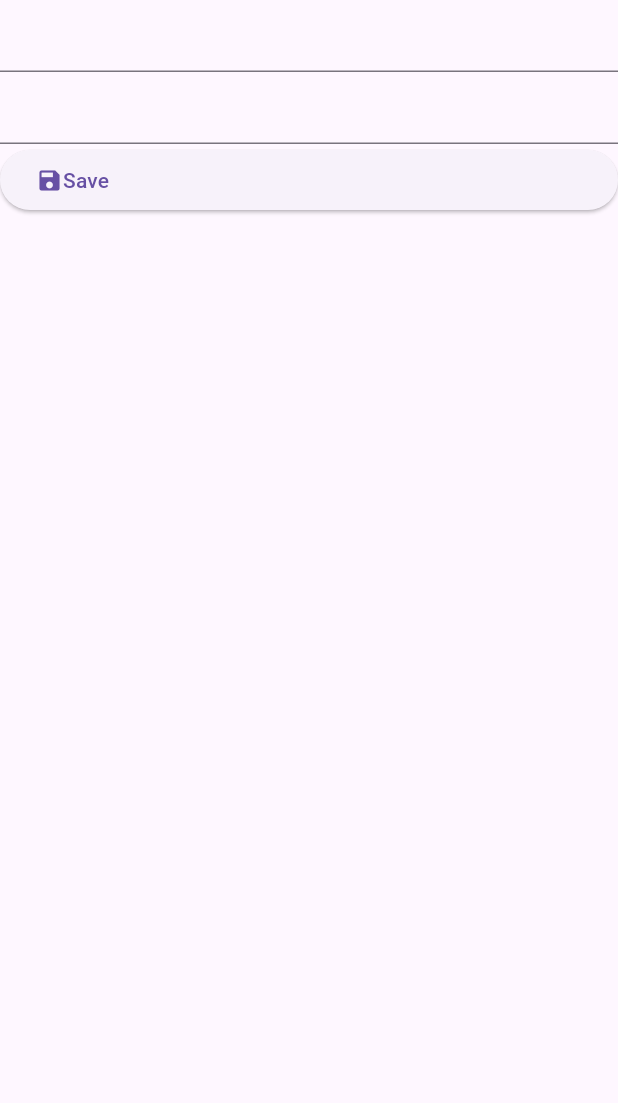
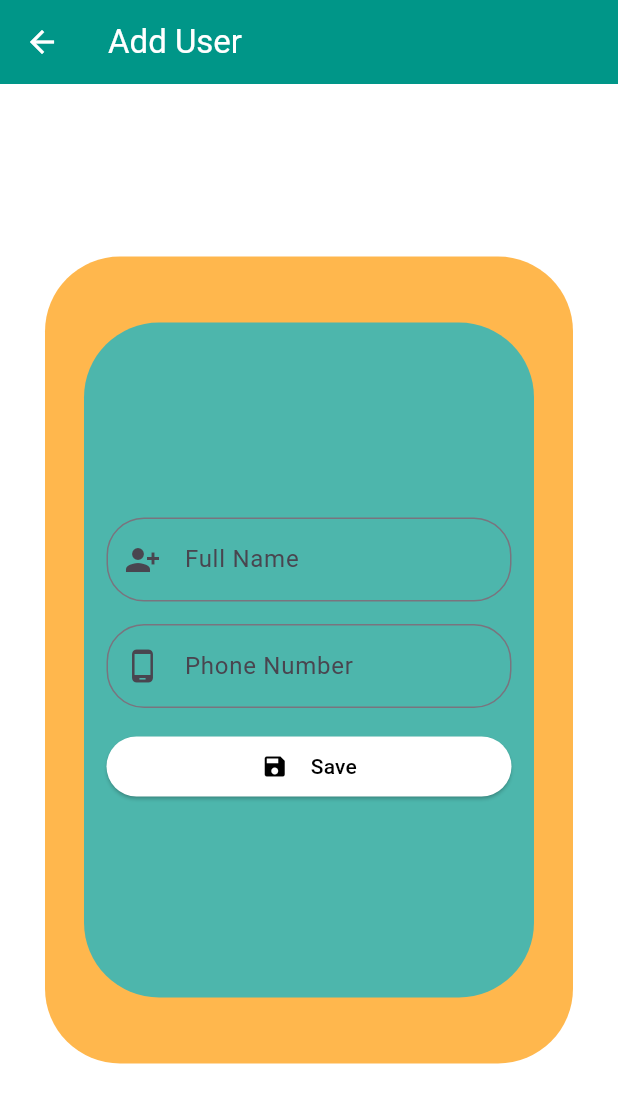
Before and after one commit to yousefi2002/Store_Management_System, a Flutter app: the screen it shows after launch, in the side drawer, after a tap on "Users", on a phone screen of 412 x 824 dp. Shown: the top 1103 px of the screen. Run offline on Flutter 3.47's test engine with Material 3 defaults, Android fonts, the phone set to English and light mode, and no system bars; our stand-ins replace flutter_speed_dial, shared_preferences.

Commit message:
adding user is designed

```diff
--- a/lib/adding_users.dart
+++ b/lib/adding_users.dart
@@ -1,4 +1,3 @@
-import 'package:flutter/cupertino.dart';
 import 'package:flutter/material.dart';
 
 class AddingUsers extends StatefulWidget {
@@ -9,24 +8,96 @@ class AddingUsers extends StatefulWidget {
 }
 
 class _AddingUsersState extends State<AddingUsers> {
+  TextEditingController userNameController = TextEditingController();
+  TextEditingController phoneNumberController = TextEditingController();
   @override
   Widget build(BuildContext context) {
     return Scaffold(
-        body: Column(
+      appBar: AppBar(
+        foregroundColor: Colors.white,
+        backgroundColor: Colors.teal,
+        title: Text('Add User'),
+      ),
+      backgroundColor: Colors.white,
+      body: Stack(
         children: [
-        TextField(),
-        TextField(),
+          Positioned.fill(
+            left: 30,
+            top: 115,
+            right: 30,
+            bottom: 115,
+            child: Container(
+              width: 400,
+              height: 500,
+              decoration: BoxDecoration(
+                color: Colors.orange[300],
+                borderRadius: BorderRadius.circular(50),
+              ),
+            ),
+          ),
+          Center(
+            child: Container(
+              width: 300,
+              height: 450,
+              decoration: BoxDecoration(
+                color: Colors.teal[300],
+                borderRadius: BorderRadius.circular(50),
+              ),
+              child: Padding(
+                padding: const EdgeInsets.all(15),
+                child: Column(
+                  mainAxisAlignment: MainAxisAlignment.center,
+                  children: [
+                    TextField(
+                      controller: userNameController,
+                      decoration: InputDecoration(
+                          prefixIcon: Icon(Icons.person_add_alt_1),
+                          label: Text('Full Name'),
+                          border: OutlineInputBorder(
+                            borderRadius: BorderRadius.circular(25),
+                          )),
+                    ),
+                    SizedBox(
+                      height: 15,
+                    ),
+                    TextField(
+                      controller: phoneNumberController,
+                      decoration: InputDecoration(
+                        prefixIcon: Icon(Icons.phone_android),
+                        label: Text('Phone Number'),
+                        border: OutlineInputBorder(
+                          borderRadius: BorderRadius.circular(25),
+                          )),
+                    ),
+                    SizedBox(
+                      height: 15,
+                    ),
                     ElevatedButton(
+                      style: ElevatedButton.styleFrom(
+                        backgroundColor: Colors.white,
+                        foregroundColor: Colors.black,
+                      ),
                       onPressed: () {},
                       child: Row(
+                        mainAxisAlignment: MainAxisAlignment.center,
                         children: [
                           Icon(
                             Icons.save,
                           ),
+                          SizedBox(
+                            width: 15,
+                          ),
                           Text('Save'),
                         ],
-            ))
+                      ),
+                    ),
                   ],
-    ));
+                ),
+              ),
+            ),
+          ),
+        ],
+      ),
+    );
   }
 }
```
Lines whose indentation alone changed are shown as unchanged.
